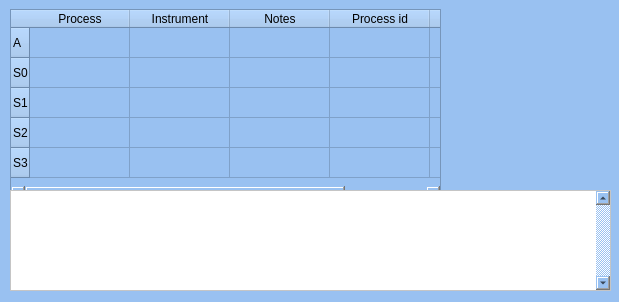
Qt form OceanGUI/Rtsp_dialog_class.ui (uglasmeyer/ocean) before a commit.
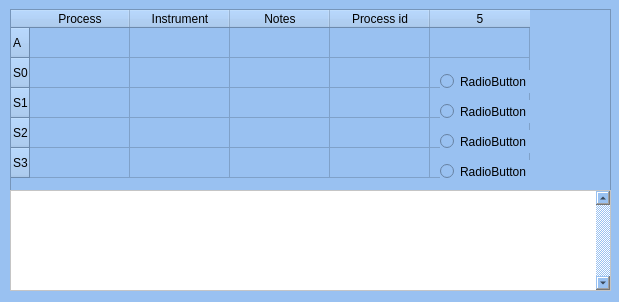
The same form after that commit.

```diff
--- a/OceanGUI/Rtsp_dialog_class.ui
+++ b/OceanGUI/Rtsp_dialog_class.ui
@@ -21,7 +21,7 @@
     <rect>
      <x>10</x>
      <y>9</y>
-     <width>431</width>
+     <width>601</width>
      <height>192</height>
     </rect>
    </property>
@@ -94,6 +94,58 @@
     <enum>Qt::ScrollBarPolicy::ScrollBarAlwaysOn</enum>
    </property>
   </widget>
+  <widget class="QRadioButton" name="rB_1">
+   <property name="geometry">
+    <rect>
+     <x>440</x>
+     <y>70</y>
+     <width>110</width>
+     <height>23</height>
+    </rect>
+   </property>
+   <property name="text">
+    <string>RadioButton</string>
+   </property>
+  </widget>
+  <widget class="QRadioButton" name="rB_2">
+   <property name="geometry">
+    <rect>
+     <x>440</x>
+     <y>100</y>
+     <width>110</width>
+     <height>23</height>
+    </rect>
+   </property>
+   <property name="text">
+    <string>RadioButton</string>
+   </property>
+  </widget>
+  <widget class="QRadioButton" name="rB_3">
+   <property name="geometry">
+    <rect>
+     <x>440</x>
+     <y>130</y>
+     <width>110</width>
+     <height>23</height>
+    </rect>
+   </property>
+   <property name="text">
+    <string>RadioButton</string>
+   </property>
+  </widget>
+  <widget class="QRadioButton" name="rB_4">
+   <property name="geometry">
+    <rect>
+     <x>440</x>
+     <y>160</y>
+     <width>110</width>
+     <height>23</height>
+    </rect>
+   </property>
+   <property name="text">
+    <string>RadioButton</string>
+   </property>
+  </widget>
  </widget>
  <resources/>
  <connections/>
```
